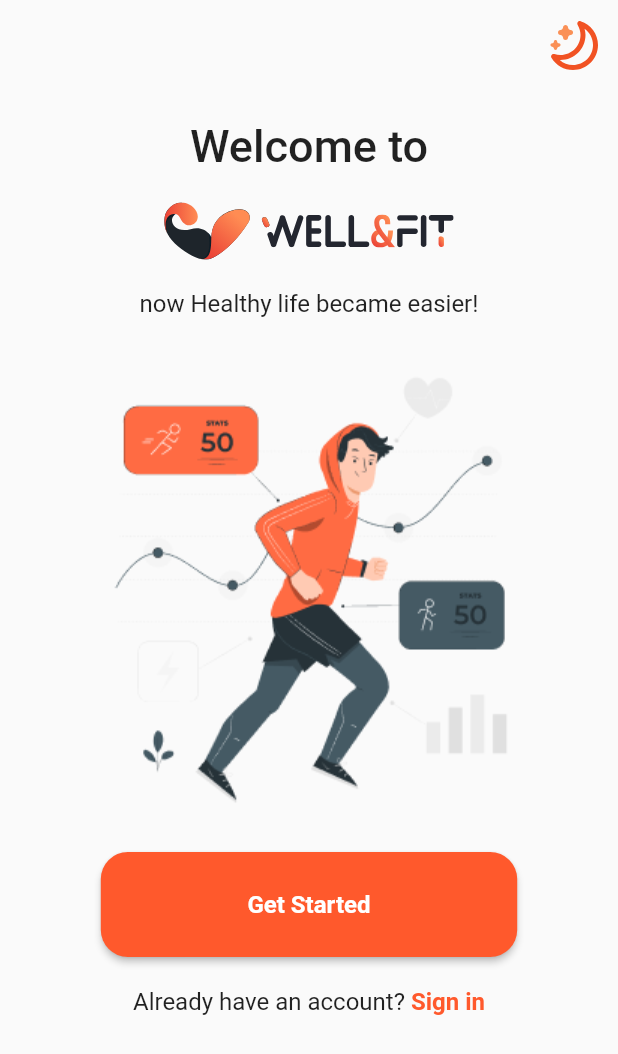
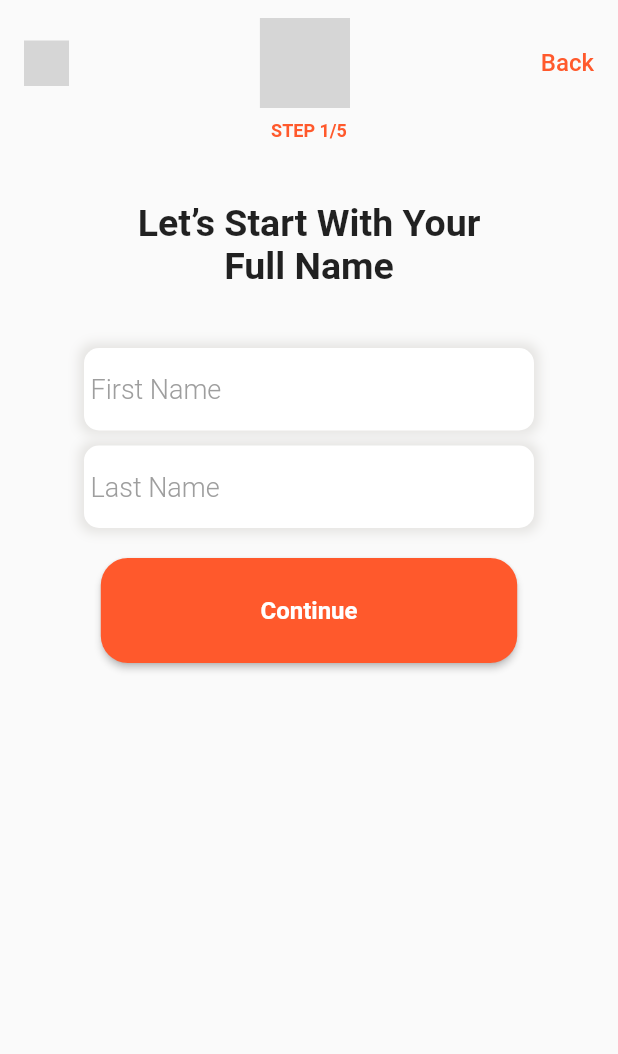
Before and after one commit to mirnatarek21/Sprout, a Flutter app: the WelcomeScreen screen opened by its route, after a tap on "Get Started", on a phone screen of 412 x 824 dp. Shown: the top 1054 px of the screen. Run offline on Flutter 3.47's test engine with Material 2 defaults, Android fonts, the phone set to English and light mode, and no system bars; our stand-ins replace flutter_svg, go_router; Roboto replaces fonts that are missing (Quicksand, Rubik); grey boxes are pictures that could not be loaded.

```diff
--- a/lib/core/utils/app_router.dart
+++ b/lib/core/utils/app_router.dart
@@ -3,11 +3,15 @@ import 'package:well_fit/features/onBoarding/presentation/views/welcome_screen.d
 
 import '../../Features/onBoarding/presentation/views/language_screen_view.dart';
 import '../../Features/onBoarding/presentation/views/onboarding_view.dart';
+import '../../features/sign_in/views/gender_screen.dart';
+import '../../features/sign_in/views/name_screen_view.dart';
 
 abstract class AppRouter {
   static const languageScreen = '/languageScreen';
   static const onBoardingView = '/onBoardingView';
   static const welcomeScreen = '/welcomeScreen';
+  static const nameScreen = '/nameScreen';
+  static const genderScreen = '/genderScreen';
 
   static final router = GoRouter(
     routes: [
@@ -23,6 +27,14 @@ abstract class AppRouter {
         path: welcomeScreen,
         builder: (context, state) => const WelcomeScreen(),
       ),
+      GoRoute(
+        path: nameScreen,
+        builder: (context, state) => const NameScreen(),
+      ),
+      GoRoute(
+        path: genderScreen,
+        builder: (context, state) => const GenderScreen(),
+      ),
     ],
   );
 }
--- a/lib/core/utils/assets.dart
+++ b/lib/core/utils/assets.dart
@@ -12,4 +12,9 @@ class AssetsData {
   static const next2 = 'assets/images/Button - Next2.svg';
   static const next3 = 'assets/images/Button - Next3.svg';
   static const moon = 'assets/images/moon.svg';
+  static const arrow = 'assets/images/down.svg';
+  static const rectangle = 'assets/images/Rectangle.svg';
+  static const male = 'assets/images/Male.png';
+  static const female = 'assets/images/Female.png';
+
 }
--- a/lib/features/onBoarding/presentation/views/welcome_screen.dart
+++ b/lib/features/onBoarding/presentation/views/welcome_screen.dart
@@ -1,7 +1,9 @@
 import 'package:flutter/material.dart';
 import 'package:flutter_svg/svg.dart';
+import 'package:go_router/go_router.dart';
 
 import '../../../../constants.dart';
+import '../../../../core/utils/app_router.dart';
 import '../../../../core/utils/assets.dart';
 import '../../../../core/utils/styles.dart';
 import '../../../../core/utils/widgets/custom_button.dart';
@@ -43,7 +45,9 @@ class WelcomeScreen extends StatelessWidget {
                   const SizedBox(height: 20),
                   CustomButton(
                     buttonText: 'Get Started',
-                    onPressed: (){},
+                    onPressed: (){
+                      GoRouter.of(context).push(AppRouter.nameScreen);
+                    },
                     backgroundColor: buttonColor,
                     textColor: Colors.white,
                     textStyle: Styles.rubik16.copyWith(fontWeight: FontWeight.w600),
--- /dev/null
+++ b/lib/features/sign_in/views/name_screen_view.dart
@@ -0,0 +1,152 @@
+
+import 'package:flutter/cupertino.dart';
+import 'package:flutter/material.dart';
+import 'package:flutter_svg/svg.dart';
+import 'package:go_router/go_router.dart';
+
+import '../../../constants.dart';
+import '../../../core/utils/app_router.dart';
+import '../../../core/utils/assets.dart';
+import '../../../core/utils/styles.dart';
+import '../../../core/utils/widgets/custom_button.dart';
+
+class NameScreen extends StatelessWidget {
+  const NameScreen({Key? key}) : super(key: key);
+
+  @override
+  Widget build(BuildContext context) {
+    return Scaffold(
+      body: SafeArea(
+        child: Stack(
+          children: [
+            Padding(
+              padding: const EdgeInsets.symmetric(horizontal: 16.0, vertical: 12), // Add padding here
+              child: Row(
+                mainAxisAlignment: MainAxisAlignment.spaceBetween,
+                children: [
+                  InkWell(
+                    onTap: () {},
+                    child: SvgPicture.asset(
+                      AssetsData.arrow,
+                      width: 30,
+                    ),
+                  ),
+                  InkWell(
+                    onTap: () {},
+                    child: SvgPicture.asset(
+                      AssetsData.rectangle,
+                      width: 60,
+                    ),
+                  ),
+                  InkWell(
+                    onTap: () {},
+                    child: Text(
+                      'Back',
+                      style: Styles.quickSand16.copyWith(color: buttonColor),
+                    ),
+                  ),
+                ],
+              ),
+            ),
+            Padding(
+              padding: const EdgeInsets.only(top: 60),
+              child: Column(
+                children: [
+                  Padding(
+                    padding: EdgeInsets.symmetric(vertical: 20),
+                    child: Text(
+                      'STEP 1/5',
+                      style: Styles.quickSand16.copyWith(
+                        fontSize: 12,
+                        fontWeight: FontWeight.w600,
+                        color: buttonColor,
+                      ),
+                      textAlign: TextAlign.center,
+                    ),
+                  ),
+                  const Padding(
+                    padding: EdgeInsets.symmetric(vertical: 20),
+                    child: Text(
+                      'Let’s Start With Your \nFull Name',
+                      style: Styles.quickSand25,
+                      textAlign: TextAlign.center,
+                    ),
+                  ),
+                  const SizedBox(height: 20),
+                  Center(
+                    child: Container(
+                      width: 300,
+                      height: 55,
+                      alignment: Alignment.center,
+                      decoration: BoxDecoration(
+                        color: Colors.white,
+                        borderRadius: BorderRadius.circular(10),
+                        boxShadow: [
+                          BoxShadow(
+                            color: Color(0xffE5E4E2),
+                            blurRadius: 6,
+                            spreadRadius: 3,
+                          ),
+                        ],
+                      ),
+                      child: TextFormField(
+                        decoration: InputDecoration(
+                          border: InputBorder.none,
+                          hintText: "\u00A0First Name",
+                          hintStyle: Styles.quickSand18.copyWith(
+                            fontWeight: FontWeight.w300,
+                            color: Colors.grey,
+                          ),
+                        ),
+                      ),
+                    ),
+                  ),
+                  const SizedBox(height: 10),
+                  Center(
+                    child: Container(
+                      width: 300,
+                      height: 55,
+                      alignment: Alignment.center,
+                      decoration: BoxDecoration(
+                        color: Colors.white,
+                        borderRadius: BorderRadius.circular(10),
+                        boxShadow: [
+                          BoxShadow(
+                            color: Color(0xffE5E4E2),
+                            blurRadius: 6,
+                            spreadRadius: 3,
+                          ),
+                        ],
+                      ),
+                      child: TextFormField(
+                        decoration: InputDecoration(
+                          border: InputBorder.none,
+                          hintText: "\u00A0Last Name",
+                          hintStyle: Styles.quickSand18.copyWith(
+                            fontWeight: FontWeight.w300,
+                            color: Colors.grey,
+                          ),
+                        ),
+                      ),
+                    ),
+                  ),
+                  const SizedBox(height: 20),
+                  CustomButton(
+                    buttonText: 'Continue',
+                    onPressed: () {
+                      GoRouter.of(context).push(AppRouter.genderScreen);
+                    },
+                    backgroundColor: buttonColor,
+                    textColor: Colors.white,
+                    textStyle: Styles.rubik16.copyWith(fontWeight: FontWeight.w600),
+                  ),
+                  const SizedBox(height: 20),
+                ],
+              ),
+            ),
+          ],
+        ),
+      ),
+    );
+  }
+}
--- a/pubspec.yaml
+++ b/pubspec.yaml
@@ -73,6 +73,10 @@ flutter:
     - assets/images/
     - assets/images/
     - assets/images/
+    - assets/images/
+    - assets/images/
+    - assets/images/
+    - assets/images/
 
 
   # To add assets to your application, add an assets section, like this:
```
Also changed, not shown: lib/features/sign_in/views/gender_screen.dart (added, +120 -0 lines), lib/features/sign_in/views/widgets/gender_widget.dart (added, +62 -0 lines).
